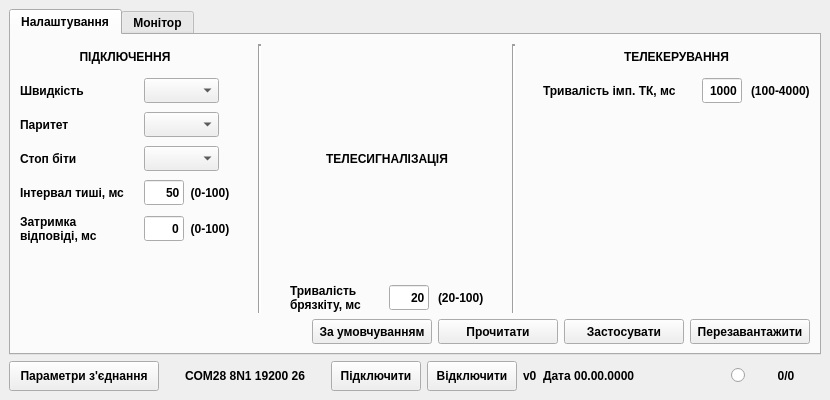
Goodjamp/Mdio, file mdio.ui: the form before one commit.
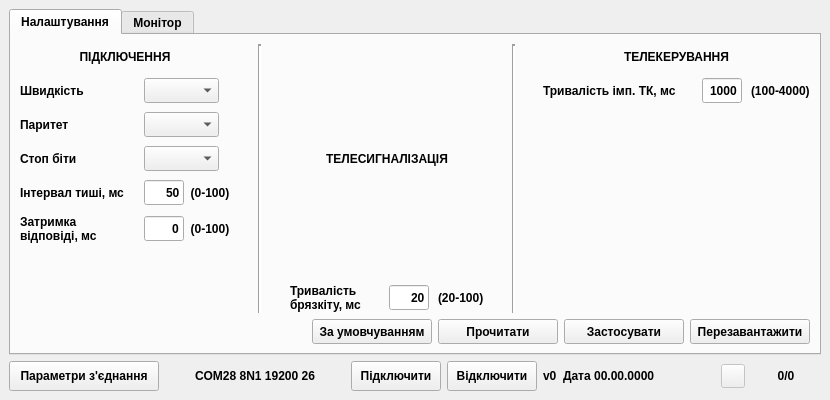
The form after the commit.

```diff
--- a/mdio.ui
+++ b/mdio.ui
@@ -1282,13 +1282,13 @@
        <widget class="QLabel" name="lConnectionSettings">
         <property name="minimumSize">
          <size>
-          <width>160</width>
+          <width>180</width>
           <height>25</height>
          </size>
         </property>
         <property name="maximumSize">
          <size>
-          <width>160</width>
+          <width>180</width>
           <height>25</height>
          </size>
         </property>
@@ -1401,17 +1401,28 @@
        </widget>
       </item>
       <item>
-       <widget class="QRadioButton" name="rbConnectionStatus">
-        <property name="font">
-         <font>
-          <pointsize>9</pointsize>
-          <weight>75</weight>
-          <bold>true</bold>
-         </font>
+       <widget class="QPushButton" name="pbConnectionStatus">
+        <property name="enabled">
+         <bool>false</bool>
+        </property>
+        <property name="minimumSize">
+         <size>
+          <width>24</width>
+          <height>24</height>
+         </size>
+        </property>
+        <property name="maximumSize">
+         <size>
+          <width>24</width>
+          <height>24</height>
+         </size>
         </property>
         <property name="text">
          <string/>
         </property>
+        <property name="checkable">
+         <bool>true</bool>
+        </property>
        </widget>
       </item>
       <item>
```
